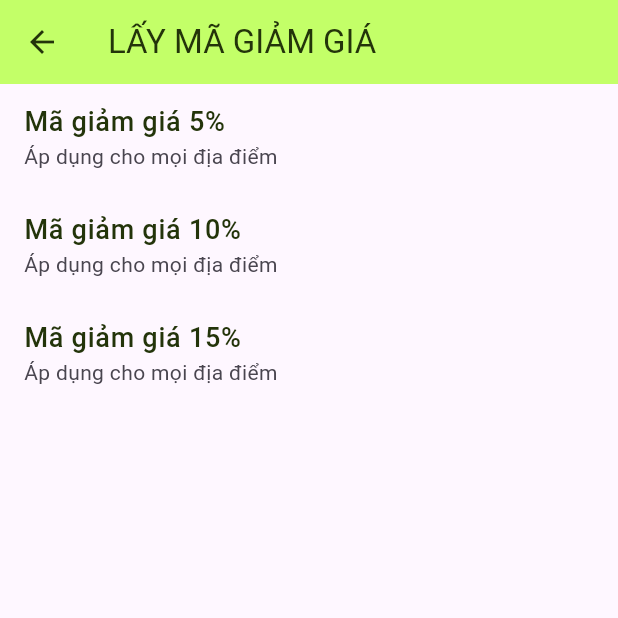
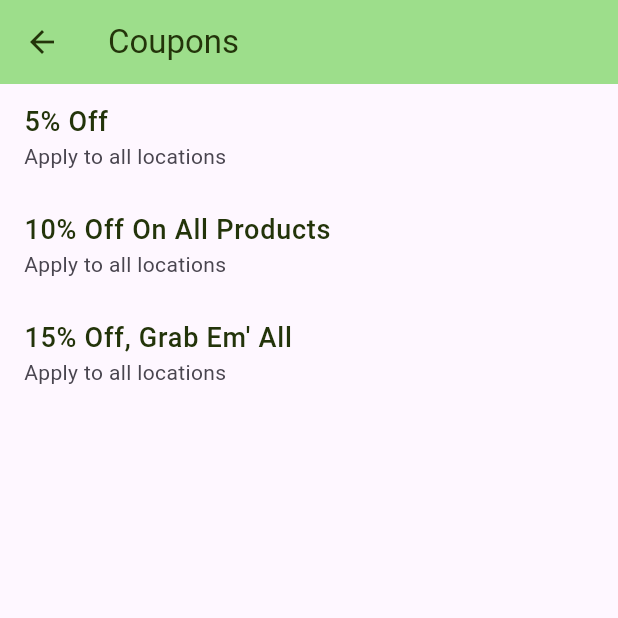
Before and after one commit to HatoSei03/llama3hackathon, a Flutter app: the screen it shows after launch, item 2 of the bottom bar chosen, after a tap on the "discount" icon, on a phone screen of 412 x 824 dp, the top half of it. Run offline on Flutter 3.47's test engine with Material 3 defaults, Android fonts, the phone set to English and light mode, and no system bars; our stand-ins replace cloud_firestore, curved_navigation_bar, firebase_core, flutter_neumorphic, geocoding, geolocator and 2 more; accounts and stored records are empty; network calls fail.

Commit message:
Update color palette

```diff
--- a/Stour/lib/screens/coupon_screen.dart
+++ b/Stour/lib/screens/coupon_screen.dart
@@ -16,7 +16,7 @@ class _CouponScreenState extends State<CouponScreen> {
     return Scaffold(
       appBar: AppBar(
         title: Text(
-          'LẤY MÃ GIẢM GIÁ',
+          'Coupons',
           style: GoogleFonts.roboto(
             color: const Color.fromARGB(255, 35, 52, 10),
           ),
@@ -29,7 +29,7 @@ class _CouponScreenState extends State<CouponScreen> {
             Navigator.pop(context);
           },
         ),
-        backgroundColor: Constants.lightgreen,
+        backgroundColor: Constants.palette3,
       ),
       body: ListView.builder(
         itemCount: listCoupon.length,
@@ -45,7 +45,7 @@ class _CouponScreenState extends State<CouponScreen> {
               ),
             ),
             subtitle:
-                Text('Áp dụng cho mọi địa điểm', style: GoogleFonts.roboto()),
+                Text('Apply to all locations', style: GoogleFonts.roboto()),
             onTap: () {
               Navigator.push(
                 context,
--- a/Stour/lib/screens/home.dart
+++ b/Stour/lib/screens/home.dart
@@ -132,10 +132,10 @@ class _HomeState extends State<Home> {
             child: ListView(
               children: <Widget>[
                 const SizedBox(height: 10),
-                const Text(
-                  'Vị Trí Hiện Tại',
+                Text(
+                  'Current Location',
                   style: TextStyle(
-                    color: Color.fromARGB(255, 35, 52, 10),
+                    color: Constants.paletteDark,
                     fontSize: 20.0,
                     fontWeight: FontWeight.w800,
                   ),
@@ -146,11 +146,11 @@ class _HomeState extends State<Home> {
                 const SizedBox(
                     height: 200, width: 300, child: GoogleMapsController()),
                 const SizedBox(height: 20.0),
-                buildPlaceRow('Địa Điểm Văn Hóa', places, context),
+                buildPlaceRow('Cultural Attractions', places, context),
                 const SizedBox(height: 3.0),
                 buildPlaceList(context, places),
                 const SizedBox(height: 5.0),
-                buildPlaceRow('Đặc Sản', food, context),
+                buildPlaceRow('Special Cuisines', food, context),
                 const SizedBox(height: 3.0),
                 buildPlaceList(context, food),
                 const SizedBox(height: 30),
@@ -192,14 +192,15 @@ Widget buildPlaceRow(String place, List<Place> source, BuildContext context) {
     children: <Widget>[
       Text(
         place,
-        style: const TextStyle(
+        style: TextStyle(
+          color: Constants.paletteDark,
           fontSize: 20.0,
           fontWeight: FontWeight.w800,
         ),
       ),
       TextButton(
         child: Text(
-          "Xem tất cả (${source.length})",
+          "See all (${source.length})",
           style: TextStyle(
             color: Constants.text,
           ),
--- a/Stour/lib/screens/home_app_bar.dart
+++ b/Stour/lib/screens/home_app_bar.dart
@@ -31,10 +31,7 @@ class HomeAppBar extends StatelessWidget {
             child: Container(
               padding: const EdgeInsets.all(10),
               decoration: BoxDecoration(
-                color: Constants.lightgreen,
-                boxShadow: [
-                  BoxShadow(color: Constants.ratingBG, blurRadius: 10),
-                ],
+                color: Constants.palette3,
                 borderRadius: BorderRadius.circular(16),
               ),
               child: const Icon(
@@ -52,13 +49,7 @@ class HomeAppBar extends StatelessWidget {
             child: Container(
               padding: const EdgeInsets.all(10),
               decoration: BoxDecoration(
-                color: Constants.lightgreen,
-                boxShadow: [
-                  BoxShadow(
-                    color: Constants.ratingBG,
-                    blurRadius: 10,
-                  ),
-                ],
+                color: Constants.palette3,
                 borderRadius: BorderRadius.circular(16),
               ),
               child: GestureDetector(
--- a/Stour/lib/screens/main_screen.dart
+++ b/Stour/lib/screens/main_screen.dart
@@ -76,13 +76,13 @@ class HomeBottomBar extends StatelessWidget {
   @override
   Widget build(BuildContext context) {
     return CurvedNavigationBar(
-      backgroundColor: Constants.ratingBG,
-      buttonBackgroundColor: Constants.darkgreen,
+      backgroundColor: Constants.palette3,
+      buttonBackgroundColor: Constants.palette1,
       index: 1,
       items: [
-        Icon(icons[0], size: 30, color: Constants.lightgreen),
-        Icon(icons[1], size: 30, color: Constants.lightgreen),
-        Icon(icons[2], size: 30, color: Constants.lightgreen),
+        Icon(icons[0], size: 30, color: Constants.palette2),
+        Icon(icons[1], size: 30, color: Constants.palette2),
+        Icon(icons[2], size: 30, color: Constants.palette2),
       ],
       onTap: onTap,
     );
--- a/Stour/lib/screens/profile.dart
+++ b/Stour/lib/screens/profile.dart
@@ -59,7 +59,7 @@ class _ProfileState extends State<Profile> {
                 color:
                     _selectedEvent == 1 ? Constants.lightPrimary : Colors.white,
                 onPressed: () {},
-                child: Text("THÊM BÀI VIẾT",
+                child: Text("POST",
                     style: TextStyle(
                       color: _selectedEvent == 1
                           ? Constants.lightPrimary
@@ -89,7 +89,7 @@ class _ProfileState extends State<Profile> {
                     ),
                   );
                 },
-                child: Text("LỊCH TRÌNH ĐÃ LƯU",
+                child: Text("YOUR TOURS",
                     style: TextStyle(
                       color: _selectedEvent == 1
                           ? Constants.lightPrimary
--- a/Stour/lib/screens/profile_post.dart
+++ b/Stour/lib/screens/profile_post.dart
@@ -52,7 +52,7 @@ class _PostScreenState extends State<PostScreen> {
                             ),
                           ),
                           Text(
-                            "2 tháng trước",
+                            "2 months ago",
                             style: TextStyle(
                               color: Color.fromARGB(173, 35, 52, 10),
                             ),
@@ -67,14 +67,14 @@ class _PostScreenState extends State<PostScreen> {
                         const PopupMenuItem(
                           value: "delete",
                           child: Text(
-                            "Xóa Bài Viết",
+                            "Delete Post",
                             selectionColor: Color.fromARGB(255, 35, 52, 10),
                           ),
                         ),
                         const PopupMenuItem(
                           value: "save",
                           child: Text(
-                            "Lưu Bài Viết",
+                            "Save Post",
                             selectionColor: Color.fromARGB(255, 35, 52, 10),
                           ),
                         ),
@@ -91,7 +91,7 @@ class _PostScreenState extends State<PostScreen> {
             Container(
               padding: const EdgeInsets.all(10),
               child: const Text(
-                "Bảo tàng có kiến trúc rất độc đáo, nó khiến mình cảm thấy rất bất ngờ về sự hòa hợp giữa màu sắc phương đông và phương tây. Mình đặt biệt rất ấn tượng và thích cầu thang xoắn ốc, những tác phẩm được trưng bài cũng rất nghệ thuật và đậm chất văn hóa từng thời kỳ nữa. Tui chụp được quá trời hình ở đây luôn á :3",
+                "The museum has very unique architecture, and I was pleasantly surprised by the harmony between Eastern and Western colors. I was especially impressed and fond of the spiral staircase. The exhibits are also very artistic and rich in the cultural essence of different eras. I took a ton of photos here! :3",
                 style: TextStyle(
                     fontSize: 18, color: Color.fromARGB(255, 35, 52, 10)),
               ),
--- a/Stour/lib/screens/review_screen.dart
+++ b/Stour/lib/screens/review_screen.dart
@@ -20,7 +20,7 @@ class _ReviewScreenState<Reviews> extends State<ReviewScreen> {
     return Scaffold(
       appBar: AppBar(
         title: const Text(
-          'ĐÁNH GIÁ',
+          'Reviews',
           style: TextStyle(
             color: Color.fromARGB(255, 35, 52, 10),
           ),
@@ -33,7 +33,7 @@ class _ReviewScreenState<Reviews> extends State<ReviewScreen> {
             Navigator.pop(context);
           },
         ),
-        backgroundColor: Constants.lightgreen,
+        backgroundColor: Constants.palette3,
       ),
       body:
           Center(child: GetUIAllReviewsByItemID(locationID: widget.locationID)),
@@ -52,8 +52,8 @@ class _ReviewScreenState<Reviews> extends State<ReviewScreen> {
             });
           }
         },
-        backgroundColor: Constants.lightgreen,
-        tooltip: "THÊM ĐÁNH GIÁ",
+        backgroundColor: Constants.palette3,
+        tooltip: "Leave a Review",
         child: const Icon(Icons.add, color: Colors.black),
       ),
       floatingActionButtonAnimator: FloatingActionButtonAnimator.scaling,
--- a/Stour/lib/screens/timeline.dart
+++ b/Stour/lib/screens/timeline.dart
@@ -51,13 +51,12 @@ class _TimelineState extends State<Timeline> {
   Widget build(BuildContext context) {
     return Scaffold(
       appBar: AppBar(
-        backgroundColor: Constants.lightgreen,
-        title: const Text(
-          'THIẾT KẾ LỊCH TRÌNH',
-          style: TextStyle(
-              fontWeight: FontWeight.bold,
-              color: Color.fromARGB(255, 35, 52, 10)),
-        ),
+        backgroundColor: Constants.palette3,
+        title: Text('Initerary Planning',
+            style: TextStyle(
+              // fontWeight: FontWeight.bold,
+              color: Constants.paletteDark,
+            )),
       ),
       body: Padding(
         padding: const EdgeInsets.all(16.0),
@@ -70,12 +69,13 @@ class _TimelineState extends State<Timeline> {
                 children: [
                   Column(
                     children: [
-                      const Text(
-                        'Ngày Khởi Hành',
+                      Text(
+                        'Departure Date',
                         style: TextStyle(
-                            fontSize: 16,
-                            fontWeight: FontWeight.bold,
-                            color: Color.fromARGB(255, 50, 50, 50)),
+                          fontSize: 16,
+                          fontWeight: FontWeight.bold,
+                          color: Constants.paletteDark,
+                        ),
                       ),
                       const SizedBox(height: 8.0),
                       ElevatedButton.icon(
@@ -93,18 +93,18 @@ class _TimelineState extends State<Timeline> {
                           }
                         },
                         style: ElevatedButton.styleFrom(
-                          backgroundColor:
-                              const Color.fromARGB(255, 181, 222, 140),
+                          backgroundColor: Constants.palette3,
                           shape: RoundedRectangleBorder(
                             borderRadius: BorderRadius.circular(16),
                           ),
                         ),
-                        icon: const Icon(
+                        icon: Icon(
                           CupertinoIcons.calendar,
-                          color: Color.fromARGB(255, 64, 64, 63),
+                          color: Constants.paletteDark,
                         ),
                         label: Text(
                           DateFormat('dd/MM/yyyy').format(_departureDate),
+                          style: TextStyle(color: Constants.paletteDark),
                         ),
                       ),
                     ],
@@ -113,11 +113,11 @@ class _TimelineState extends State<Timeline> {
                   const Spacer(),
                   Column(
                     children: [
-                      const Text('Ngày Trở Lại',
+                      Text('Return Date',
                           style: TextStyle(
                               fontSize: 16,
                               fontWeight: FontWeight.bold,
-                              color: Color.fromARGB(255, 35, 52, 10))),
+                              color: Constants.paletteDark)),
                       const SizedBox(height: 8.0),
                       ElevatedButton.icon(
                         onPressed: () async {
@@ -134,18 +134,18 @@ class _TimelineState extends State<Timeline> {
                           }
                         },
                         style: ElevatedButton.styleFrom(
-                          backgroundColor:
-                              const Color.fromARGB(255, 181, 222, 140),
+                          backgroundColor: Constants.palette3,
                           shape: RoundedRectangleBorder(
                             borderRadius: BorderRadius.circular(16),
                           ),
                         ),
-                        icon: const Icon(
+                        icon: Icon(
                           CupertinoIcons.calendar,
-                          color: Color.fromARGB(255, 64, 64, 63),
+                          color: Constants.paletteDark,
                         ),
                         label: Text(
                           DateFormat('dd/MM/yyyy').format(_returnDate),
+                          style: TextStyle(color: Constants.paletteDark),
                         ),
                       ),
                     ],
@@ -153,12 +153,12 @@ class _TimelineState extends State<Timeline> {
                 ],
               ),
               const SizedBox(height: 16.0),
-              const Text(
-                'Ngân Sách (VND)',
+              Text(
+                'Budget (VND)',
                 style: TextStyle(
                     fontSize: 16,
                     fontWeight: FontWeight.bold,
-                    color: Color.fromARGB(255, 35, 52, 10)),
+                    color: Constants.paletteDark),
               ),
               const SizedBox(height: 8.0),
               TextFormField(
@@ -172,28 +172,28 @@ class _TimelineState extends State<Timeline> {
                     _maxBudget = double.tryParse(value) ?? 0;
                   });
                 },
-                decoration: const InputDecoration(
-                  hintText: 'Nhập ngân sách tối đa',
+                decoration: InputDecoration(
+                  hintText: 'Enter your budget',
                   prefixIcon: Icon(
                     Icons.account_balance_wallet_outlined,
-                    color: Color.fromARGB(255, 35, 52, 10),
+                    color: Constants.paletteDark,
                   ),
                 ),
               ),
               const SizedBox(height: 16.0),
-              const Text(
-                'Bạn sẽ đi du lịch một mình?',
+              Text(
+                'Traveling Alone?',
                 style: TextStyle(
                     fontSize: 16,
                     fontWeight: FontWeight.bold,
-                    color: Color.fromARGB(255, 35, 52, 10)),
+                    color: Constants.paletteDark),
               ),
               const SizedBox(height: 8.0),
               Row(
                 children: [
                   Radio(
                     value: true,
-                    activeColor: Color.fromARGB(255, 64, 64, 63),
+                    activeColor: Constants.paletteDark,
                     groupValue: _isTravelingAlone,
                     onChanged: (value) {
                       setState(() {
@@ -201,14 +201,14 @@ class _TimelineState extends State<Timeline> {
                       });
                     },
                   ),
-                  const Text('Có',
+                  Text('Yes',
                       style: TextStyle(
-                          color: Color.fromARGB(255, 35, 52, 10),
+                          color: Constants.paletteDark,
                           fontWeight: FontWeight.w800)),
                   const SizedBox(width: 16.0),
                   Radio(
                     value: false,
-                    activeColor: const Color(0xFFfff000),
+                    activeColor: Constants.palette2,
                     groupValue: _isTravelingAlone,
                     onChanged: (value) {
                       setState(() {
@@ -216,7 +216,7 @@ class _TimelineState extends State<Timeline> {
                       });
                     },
                   ),
-                  const Text('Không',
+                  const Text('No',
                       style: TextStyle(
                         color: Color.fromARGB(255, 35, 52, 10),
                         fontWeight: FontWeight.w800,
@@ -228,12 +228,12 @@ class _TimelineState extends State<Timeline> {
                 children: [
                   Column(
                     children: [
-                      const Text('Giờ Bắt Đầu',
+                      Text('Start of Day',
                           style: TextStyle(
                               fontSize: 16,
                               fontWeight: FontWeight.bold,
-                              color: Color.fromARGB(255, 35, 52, 10))),
-                      const SizedBox(height: 8.0),
+                              color: Constants.paletteDark)),
+                      const SizedBox(height: 2.0),
                       ElevatedButton.icon(
                         onPressed: () async {
                           final TimeOfDay? picked = await showTimePicker(
@@ -247,8 +247,7 @@ class _TimelineState extends State<Timeline> {
                           }
                         },
                         style: ElevatedButton.styleFrom(
-                          backgroundColor:
-                              const Color.fromARGB(255, 181, 222, 140),
+                          backgroundColor: Constants.palette3,
                           shape: RoundedRectangleBorder(
                             borderRadius: BorderRadius.circular(16),
                           ),
@@ -266,14 +265,14 @@ class _TimelineState extends State<Timeline> {
                   const Spacer(),
                   Column(
                     children: [
-                      const Text(
-                        'Giờ Về',
+                      Text(
+                        'End of Day',
                         style: TextStyle(
                             fontSize: 16,
                             fontWeight: FontWeight.bold,
-                            color: Color.fromARGB(255, 35, 52, 10)),
+                            color: Constants.paletteDark),
                       ),
-                      const SizedBox(height: 8.0),
+                      const SizedBox(height: 2.0),
                       ElevatedButton.icon(
                         onPressed: () async {
                           final TimeOfDay? picked = await showTimePicker(
@@ -287,8 +286,7 @@ class _TimelineState extends State<Timeline> {
                           }
                         },
                         style: ElevatedButton.styleFrom(
-                          backgroundColor:
-                              const Color.fromARGB(255, 181, 222, 140),
+                          backgroundColor: Constants.palette3,
                           shape: RoundedRectangleBorder(
                             borderRadius: BorderRadius.circular(16),
                           ),
@@ -310,14 +308,14 @@ class _TimelineState extends State<Timeline> {
                 child: ElevatedButton(
                   onPressed: _generateSchedule,
                   style: ElevatedButton.styleFrom(
-                    backgroundColor: const Color.fromARGB(255, 183, 189, 240),
+                    backgroundColor: const Color(0xFFD4E7C5),
                     shape: RoundedRectangleBorder(
                       borderRadius: BorderRadius.circular(16),
                     ),
                     minimumSize: const Size(150, 50),
                   ),
                   child: const Text(
-                    'Xây dựng Lịch Trình',
+                    'Start Planning',
                     style: TextStyle(
                         fontWeight: FontWeight.bold,
                         color: Color.fromARGB(255, 35, 52, 10)),
--- a/Stour/lib/screens/trending.dart
+++ b/Stour/lib/screens/trending.dart
@@ -1,4 +1,5 @@
 import 'package:flutter/material.dart';
+import 'package:stour/util/const.dart';
 import 'package:stour/util/places.dart';
 import 'package:stour/widgets/search_card.dart';
 import 'package:stour/widgets/trending_place.dart';
@@ -11,9 +12,9 @@ class Trending extends StatelessWidget {
     return Scaffold(
       appBar: AppBar(
         elevation: 0.0,
-        backgroundColor: const Color(0xFFc3ff68),
+        backgroundColor: Constants.palette3,
         title: const Text(
-          "Địa Điểm Văn Hóa",
+          "Cultural Attractions",
           style: TextStyle(
             color: Color.fromARGB(255, 35, 52, 10),
           ),
--- a/Stour/lib/util/const.dart
+++ b/Stour/lib/util/const.dart
@@ -17,6 +17,13 @@ class Constants {
   static Color lightBG = const Color.fromARGB(250, 255, 255, 255);
   static Color darkBG = const Color.fromARGB(0, 0, 0, 0);
   static Color ratingBG = const Color(0xFFfff000);
+
+  static Color palette4 = const Color(0xFFE6FF94);
+  static Color palette3 = const Color(0xFF9DDE8B);
+  static Color palette2 = const Color(0xFF40A578);
+  static Color palette1 = const Color(0xFF006769);
+  static Color paletteDark = const Color(0xFF201E43);
+  static Color paletteLight = const Color(0xFFE1F0DA);
 
   static ThemeData lightTheme = ThemeData(
     // backgroundColor: lightBG,
--- a/Stour/lib/util/coupon.dart
+++ b/Stour/lib/util/coupon.dart
@@ -24,7 +24,7 @@ List<Coupon> listCoupon = [
     avaiable: 3,
     couponId: 'couponId1',
     discount: 5,
-    name: 'Mã giảm giá 5%',
+    name: '5% Off',
     startDate: 'startDate',
     endDate: 'endDate',
     listQuestion: [
@@ -40,7 +40,7 @@ List<Coupon> listCoupon = [
     avaiable: 100,
     couponId: 'couponId2',
     discount: 10,
-    name: 'Mã giảm giá 10%',
+    name: '10% Off On All Products',
     startDate: 'startDate',
     endDate: 'endDate',
     listQuestion: [
@@ -60,7 +60,7 @@ List<Coupon> listCoupon = [
     avaiable: 100,
     couponId: 'couponId3',
     discount: 10,
-    name: 'Mã giảm giá 15%',
+    name: '15% Off, Grab Em\' All',
     startDate: 'startDate',
     endDate: 'endDate',
     listQuestion: [
--- a/Stour/lib/widgets/profile_option.dart
+++ b/Stour/lib/widgets/profile_option.dart
@@ -22,7 +22,7 @@ Row profileActivity() {
             ),
             subtitle: Center(
                 child: Text(
-              "Bài Đăng",
+              "Posts",
               style: TextStyle(fontSize: 13),
             )),
           ),
@@ -47,7 +47,7 @@ Row profileActivity() {
           ),
           subtitle: Center(
               child: Text(
-            "Người Theo Dõi",
+            "Followers",
             style: TextStyle(fontSize: 13),
           )),
         ),
@@ -65,7 +65,7 @@ Row profileActivity() {
           ),
           subtitle: Center(
             child: Text(
-              "Đang Theo Dõi",
+              "Following",
               style: TextStyle(fontSize: 13),
             ),
           ),
```
Also changed, not shown: Stour/lib/jsonify_data.dart (+3 -4 lines), Stour/lib/screens/create_review_screen.dart (+9 -9 lines), Stour/lib/screens/details.dart (+11 -8 lines), Stour/lib/screens/question_screen.dart (+14 -15 lines), Stour/lib/screens/saved_tour.dart (+15 -15 lines), Stour/lib/screens/timeline_screen.dart (+15 -15 lines).
